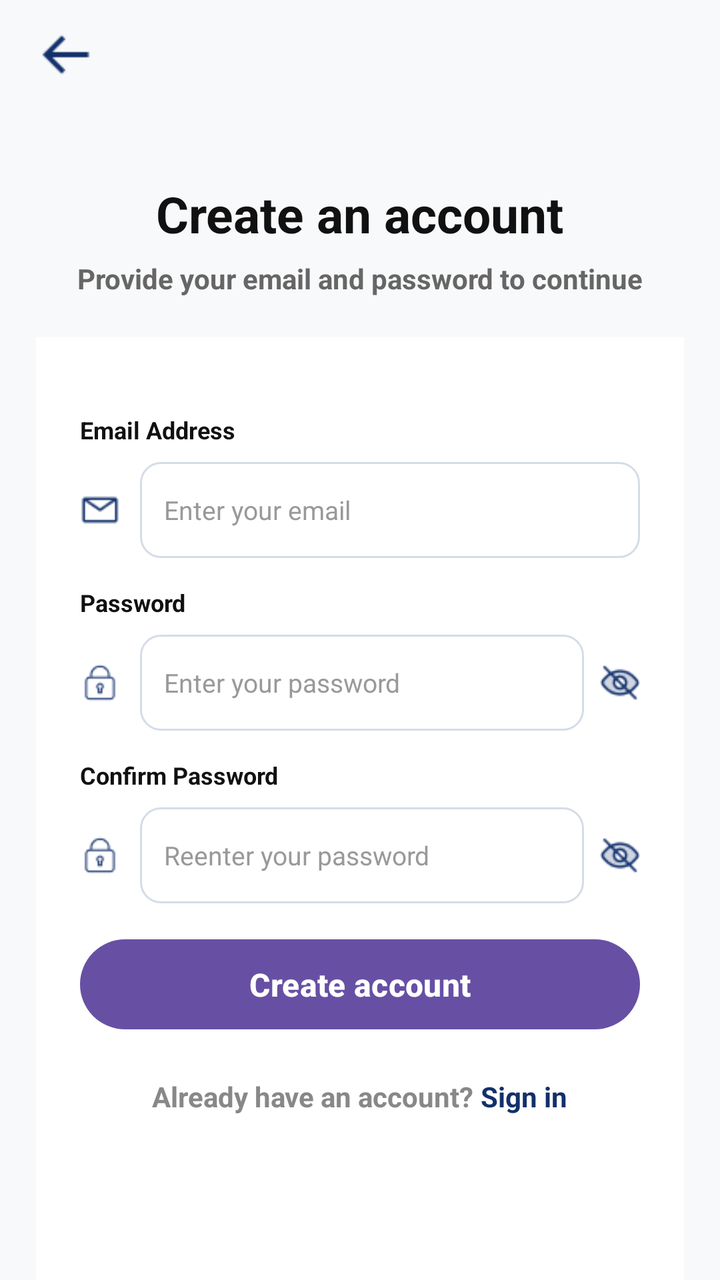
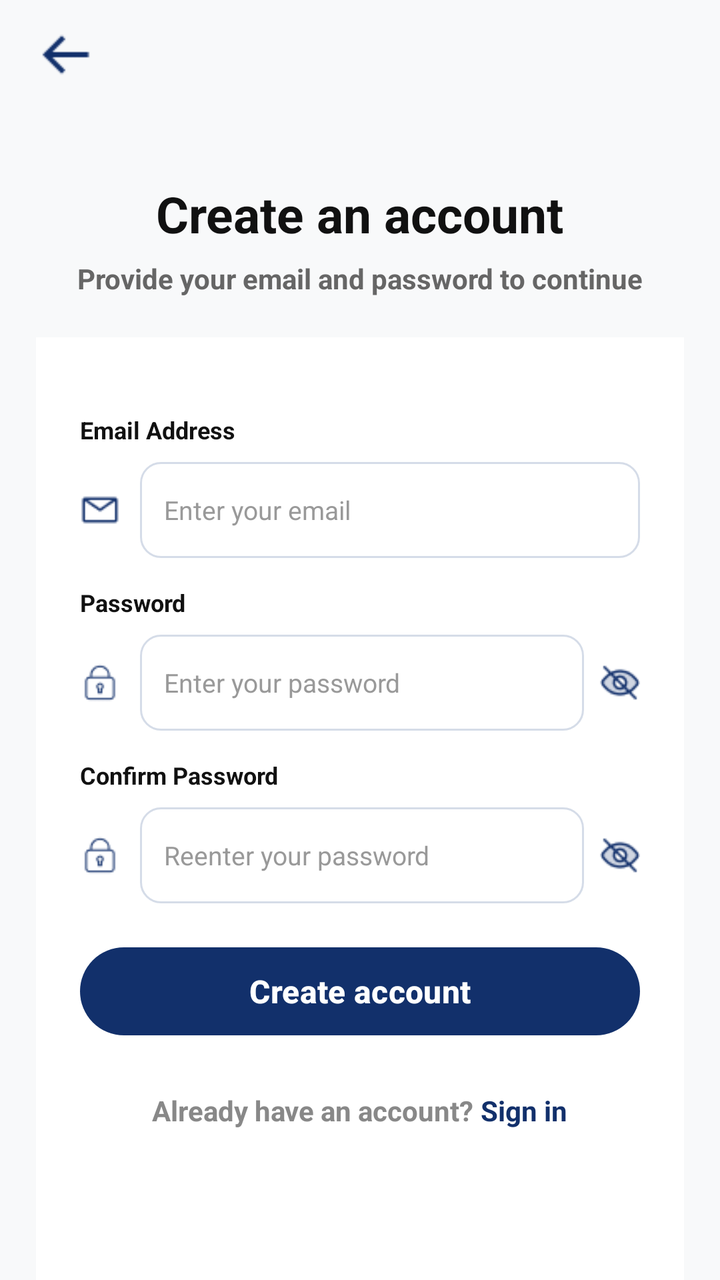

Before-and-after screenshots of an Android layout around one commit, followed by the original layout XML and the change that was made.
<!-- AndroidManifest.xml: application theme Theme.CampusMart -->
<!-- res/layout/signup.xml -->
<?xml version="1.0" encoding="utf-8"?>
<LinearLayout
    xmlns:android="http://schemas.android.com/apk/res/android"
    android:layout_width="match_parent"
    android:layout_height="match_parent"
    android:background="#F8F9FA"
    android:orientation="vertical">

    
    <RelativeLayout
        android:layout_width="match_parent"
        android:layout_height="55dp">

        <ImageView
            android:id="@+id/back"
            android:layout_width="30dp"
            android:layout_height="30dp"
            android:layout_alignParentStart="true"
            android:layout_centerVertical="true"
            android:layout_marginStart="18dp"
            android:src="@drawable/back_arrow_png"
            android:tint="#12306B" />

    </RelativeLayout>

    
    <LinearLayout
        android:layout_width="match_parent"
        android:layout_height="wrap_content"
        android:layout_marginTop="35dp"
        android:layout_marginBottom="20dp"
        android:gravity="center"
        android:orientation="vertical">

        <TextView
            android:layout_width="wrap_content"
            android:layout_height="wrap_content"
            android:text="Create an account"
            android:textColor="#111111"
            android:textSize="25sp"
            android:textStyle="bold" />

        <TextView
            android:layout_width="wrap_content"
            android:layout_height="wrap_content"
            android:layout_marginTop="6dp"
            android:text="Provide your email and password to continue"
            android:textColor="#666666"
            android:textSize="14sp"
            android:textStyle="bold" />

    </LinearLayout>

    
    <LinearLayout
        android:layout_width="match_parent"
        android:layout_height="0dp"
        android:layout_weight="1.9"
        android:orientation="vertical">

        
        <LinearLayout
            android:layout_width="match_parent"
            android:layout_height="match_parent"
            android:layout_marginHorizontal="18dp"
            android:background="#FFFFFF"
            android:orientation="vertical"
            android:padding="22dp">

            
            <TextView
                android:layout_width="wrap_content"
                android:layout_height="wrap_content"
                android:layout_marginTop="16dp"
                android:layout_marginBottom="8dp"
                android:text="Email Address"
                android:textColor="#111111"
                android:textSize="12sp"
                android:textStyle="bold" />

            
            <LinearLayout
                android:layout_width="match_parent"
                android:layout_height="48dp"
                android:gravity="center_vertical"
                android:orientation="horizontal">

                <ImageView
                    android:layout_width="20dp"
                    android:layout_height="20dp"
                    android:layout_marginEnd="10dp"
                    android:src="@drawable/email_png"
                    android:tint="#12306B" />

                <EditText
                    android:id="@+id/email"
                    android:layout_width="0dp"
                    android:layout_height="match_parent"
                    android:layout_weight="1"
                    android:background="@drawable/input_background"
                    android:hint="Enter your email"
                    android:inputType="textEmailAddress"
                    android:paddingHorizontal="12dp"
                    android:singleLine="true"
                    android:textColor="#111111"
                    android:textColorHint="#999999"
                    android:textSize="13sp" />

            </LinearLayout>

            
            <TextView
                android:layout_width="wrap_content"
                android:layout_height="wrap_content"
                android:layout_marginTop="14dp"
                android:layout_marginBottom="8dp"
                android:text="Password"
                android:textColor="#111111"
                android:textSize="12sp"
                android:textStyle="bold" />

            
            <LinearLayout
                android:layout_width="match_parent"
                android:layout_height="48dp"
                android:gravity="center_vertical"
                android:orientation="horizontal">

                <ImageView
                    android:layout_width="20dp"
                    android:layout_height="20dp"
                    android:layout_marginEnd="10dp"
                    android:src="@drawable/password_png"
                    android:tint="#12306B" />

                <EditText
                    android:id="@+id/password"
                    android:layout_width="0dp"
                    android:layout_height="match_parent"
                    android:layout_weight="1"
                    android:background="@drawable/input_background"
                    android:hint="Enter your password"
                    android:inputType="textPassword"
                    android:paddingHorizontal="12dp"
                    android:singleLine="true"
                    android:textColor="#111111"
                    android:textColorHint="#999999"
                    android:textSize="13sp" />

                <ImageView
                    android:id="@+id/togglePassword"
                    android:layout_width="20dp"
                    android:layout_height="20dp"
                    android:layout_marginStart="8dp"
                    android:src="@drawable/close_eye_png"
                    android:tint="#12306B" />

            </LinearLayout>

            
            <TextView
                android:layout_width="wrap_content"
                android:layout_height="wrap_content"
                android:layout_marginTop="14dp"
                android:layout_marginBottom="8dp"
                android:text="Confirm Password"
                android:textColor="#111111"
                android:textSize="12sp"
                android:textStyle="bold" />

            
            <LinearLayout
                android:layout_width="match_parent"
                android:layout_height="48dp"
                android:gravity="center_vertical"
                android:orientation="horizontal">

                <ImageView
                    android:layout_width="20dp"
                    android:layout_height="20dp"
                    android:layout_marginEnd="10dp"
                    android:src="@drawable/password_png"
                    android:tint="#12306B" />

                <EditText
                    android:id="@+id/confirmPassword"
                    android:layout_width="0dp"
                    android:layout_height="match_parent"
                    android:layout_weight="1"
                    android:background="@drawable/input_background"
                    android:hint="Reenter your password"
                    android:inputType="textPassword"
                    android:paddingHorizontal="12dp"
                    android:singleLine="true"
                    android:textColor="#111111"
                    android:textColorHint="#999999"
                    android:textSize="13sp" />

                <ImageView
                    android:id="@+id/toggleConfirmPassword"
                    android:layout_width="20dp"
                    android:layout_height="20dp"
                    android:layout_marginStart="8dp"
                    android:src="@drawable/close_eye_png"
                    android:tint="#12306B" />

            </LinearLayout>

            
            <Button
                android:id="@+id/btnCreateAccount"
                android:layout_width="match_parent"
                android:layout_height="45dp"
                android:layout_marginTop="18dp"
                android:background="@drawable/button_background"
                android:text="Create account"
                android:textAllCaps="false"
                android:textColor="#FFFFFF"
                android:textSize="16sp"
                android:textStyle="bold" />

            
            <LinearLayout
                android:layout_width="wrap_content"
                android:layout_height="wrap_content"
                android:layout_gravity="center_horizontal"
                android:layout_marginTop="24dp"
                android:orientation="horizontal">

                <TextView
                    android:layout_width="wrap_content"
                    android:layout_height="wrap_content"
                    android:text="Already have an account? "
                    android:textColor="#888888"
                    android:textSize="14sp"
                    android:textStyle="bold" />

                <TextView
                    android:id="@+id/goToLogin"
                    android:layout_width="wrap_content"
                    android:layout_height="wrap_content"
                    android:text="Sign in"
                    android:textColor="#12306B"
                    android:textSize="14sp"
                    android:textStyle="bold" />

            </LinearLayout>

        </LinearLayout>

    </LinearLayout>

</LinearLayout>
<!-- resources referenced by this layout -->
<resources>
  <!-- drawable back_arrow_png: png bitmap (drawable, 249 bytes) -->
  <!-- drawable button_background (drawable) -->
  <?xml version="1.0" encoding="utf-8"?>
  <shape xmlns:android="http://schemas.android.com/apk/res/android">
      <solid android:color="#173B70"/>
      <corners android:radius="30dp"/>
  </shape>
  <!-- drawable close_eye_png: png bitmap (drawable, 611 bytes) -->
  <!-- drawable email_png: png bitmap (drawable, 389 bytes) -->
  <!-- drawable input_background (drawable) -->
  <?xml version="1.0" encoding="utf-8"?>
  <shape xmlns:android="http://schemas.android.com/apk/res/android">
      <solid android:color="#FFFFFF"/>
      <corners android:radius="10dp"/>
      <stroke
          android:width="1dp"
          android:color="#D5DCE8"/>
  </shape>
  <!-- drawable password_png: png bitmap (drawable, 455 bytes) -->
  <style name="Theme.CampusMart" parent="Base.Theme.CampusMart" />
  <style name="Base.Theme.CampusMart" parent="Theme.Material3.DayNight.NoActionBar">
          
          
      </style>
</resources>

<!-- the commit's change to res/layout/signup.xml (unified diff, before → after) -->
@@ -1,6 +1,7 @@
 <?xml version="1.0" encoding="utf-8"?>
 <LinearLayout
     xmlns:android="http://schemas.android.com/apk/res/android"
+    xmlns:app="http://schemas.android.com/apk/res-auto"
     android:layout_width="match_parent"
     android:layout_height="match_parent"
     android:background="#F8F9FA"
@@ -207,17 +208,18 @@
             </LinearLayout>
 
             
-            <Button
+            <com.google.android.material.button.MaterialButton
                 android:id="@+id/btnCreateAccount"
                 android:layout_width="match_parent"
-                android:layout_height="45dp"
+                android:layout_height="52dp"
                 android:layout_marginTop="18dp"
-                android:background="@drawable/button_background"
                 android:text="Create account"
                 android:textAllCaps="false"
                 android:textColor="#FFFFFF"
                 android:textSize="16sp"
-                android:textStyle="bold" />
+                android:textStyle="bold"
+                app:backgroundTint="#12306B"
+                app:cornerRadius="26dp" />
 
             
             <LinearLayout
<!-- resource entries referenced after the edit -->
@@ -1,12 +1,6 @@
 <!-- resources referenced by this layout -->
 <resources>
   <!-- drawable back_arrow_png: png bitmap (drawable, 249 bytes) -->
-  <!-- drawable button_background (drawable) -->
-  <?xml version="1.0" encoding="utf-8"?>
-  <shape xmlns:android="http://schemas.android.com/apk/res/android">
-      <solid android:color="#173B70"/>
-      <corners android:radius="30dp"/>
-  </shape>
   <!-- drawable close_eye_png: png bitmap (drawable, 611 bytes) -->
   <!-- drawable email_png: png bitmap (drawable, 389 bytes) -->
   <!-- drawable input_background (drawable) -->
@@ -21,8 +15,11 @@
   <!-- drawable password_png: png bitmap (drawable, 455 bytes) -->
   <style name="Theme.CampusMart" parent="Base.Theme.CampusMart" />
   <style name="Base.Theme.CampusMart" parent="Theme.Material3.DayNight.NoActionBar">
-          
-          
+          <item name="colorPrimary">@color/bg_splash_navy</item>
+          <item name="colorPrimaryVariant">#12306B</item>
+          <item name="colorOnPrimary">@color/white</item>
       </style>
+  <color name="bg_splash_navy">#153A6B</color>
+  <color name="white">#FFFFFFFF</color>
 </resources>
 
